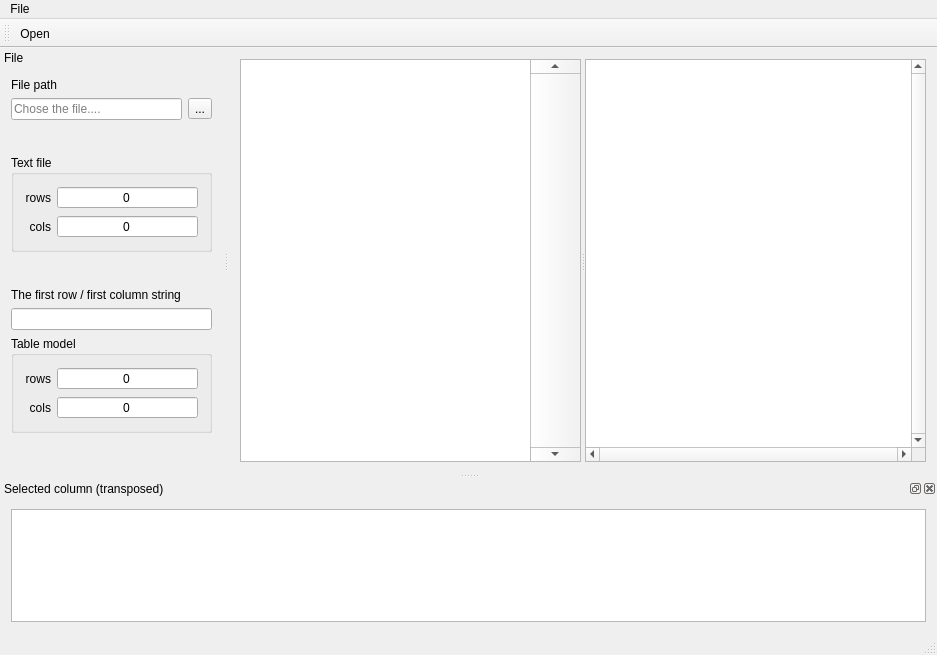
Qt form mainwindow.ui (gurmaaan/DescriptorsView) before a commit.
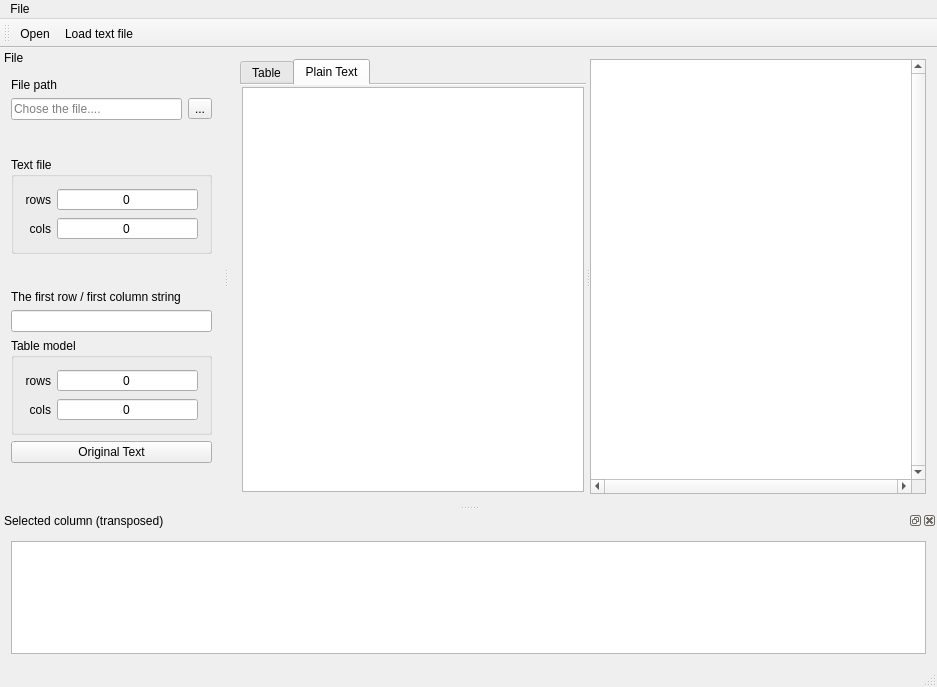
The same form after that commit. The open tabs and pages were chosen to show the change. Icons and pictures are not drawn.

```diff
--- a/mainwindow.ui
+++ b/mainwindow.ui
@@ -7,7 +7,7 @@
     <x>0</x>
     <y>0</y>
     <width>937</width>
-    <height>655</height>
+    <height>687</height>
    </rect>
   </property>
   <property name="windowTitle">
@@ -21,15 +21,52 @@
    <bool>true</bool>
   </property>
   <widget class="QWidget" name="centralWidget">
-   <layout class="QVBoxLayout" name="verticalLayout_2">
-    <property name="sizeConstraint">
-     <enum>QLayout::SetMaximumSize</enum>
-    </property>
+   <layout class="QVBoxLayout" name="verticalLayout_5">
     <item>
      <widget class="QSplitter" name="splitter">
       <property name="orientation">
        <enum>Qt::Horizontal</enum>
       </property>
+      <widget class="QTabWidget" name="tabWidget">
+       <property name="enabled">
+        <bool>true</bool>
+       </property>
+       <property name="currentIndex">
+        <number>0</number>
+       </property>
+       <property name="elideMode">
+        <enum>Qt::ElideMiddle</enum>
+       </property>
+       <property name="usesScrollButtons">
+        <bool>true</bool>
+       </property>
+       <property name="documentMode">
+        <bool>true</bool>
+       </property>
+       <property name="tabsClosable">
+        <bool>false</bool>
+       </property>
+       <property name="movable">
+        <bool>true</bool>
+       </property>
+       <widget class="QWidget" name="tableViewTab">
+        <attribute name="title">
+         <string>Table</string>
+        </attribute>
+        <layout class="QVBoxLayout" name="verticalLayout_2">
+         <property name="leftMargin">
+          <number>2</number>
+         </property>
+         <property name="topMargin">
+          <number>2</number>
+         </property>
+         <property name="rightMargin">
+          <number>2</number>
+         </property>
+         <property name="bottomMargin">
+          <number>2</number>
+         </property>
+         <item>
       <widget class="QTableView" name="tableView">
        <property name="minimumSize">
         <size>
@@ -93,6 +130,39 @@
         <bool>false</bool>
        </attribute>
       </widget>
+         </item>
+        </layout>
+       </widget>
+       <widget class="QWidget" name="textTab">
+        <property name="enabled">
+         <bool>true</bool>
+        </property>
+        <attribute name="title">
+         <string>Plain Text</string>
+        </attribute>
+        <layout class="QVBoxLayout" name="verticalLayout_4">
+         <property name="leftMargin">
+          <number>2</number>
+         </property>
+         <property name="topMargin">
+          <number>2</number>
+         </property>
+         <property name="rightMargin">
+          <number>2</number>
+         </property>
+         <property name="bottomMargin">
+          <number>2</number>
+         </property>
+         <item>
+          <widget class="QTextEdit" name="textView">
+           <property name="enabled">
+            <bool>true</bool>
+           </property>
+          </widget>
+         </item>
+        </layout>
+       </widget>
+      </widget>
       <widget class="QGraphicsView" name="chartView">
        <property name="verticalScrollBarPolicy">
         <enum>Qt::ScrollBarAlwaysOn</enum>
@@ -148,7 +218,7 @@
    <property name="minimumSize">
     <size>
      <width>223</width>
-     <height>425</height>
+     <height>457</height>
     </size>
    </property>
    <property name="features">
@@ -385,6 +455,13 @@
        </layout>
       </widget>
      </item>
+     <item>
+      <widget class="QPushButton" name="originalTextButton">
+       <property name="text">
+        <string>Original Text</string>
+       </property>
+      </widget>
+     </item>
      <item>
       <spacer name="tableModelSpacer">
        <property name="orientation">
@@ -415,6 +492,7 @@
     <bool>false</bool>
    </attribute>
    <addaction name="openFileAction"/>
+   <addaction name="originalTextAction"/>
   </widget>
   <action name="openFileAction">
    <property name="icon">
@@ -431,6 +509,21 @@
     <string>Ctrl+O</string>
    </property>
   </action>
+  <action name="originalTextAction">
+   <property name="icon">
+    <iconset resource="sources.qrc">
+     <normaloff>:/icons/icons/fileB.png</normaloff>:/icons/icons/fileB.png</iconset>
+   </property>
+   <property name="text">
+    <string>Load text file</string>
+   </property>
+   <property name="toolTip">
+    <string>Vierw CSV file is plain text</string>
+   </property>
+   <property name="shortcut">
+    <string>Ctrl+Shift+O</string>
+   </property>
+  </action>
  </widget>
  <layoutdefault spacing="6" margin="11"/>
  <resources>
```
Left out of the diff: 1 changed line with no effect on the pictures. Lines whose indentation alone changed are shown as unchanged.
